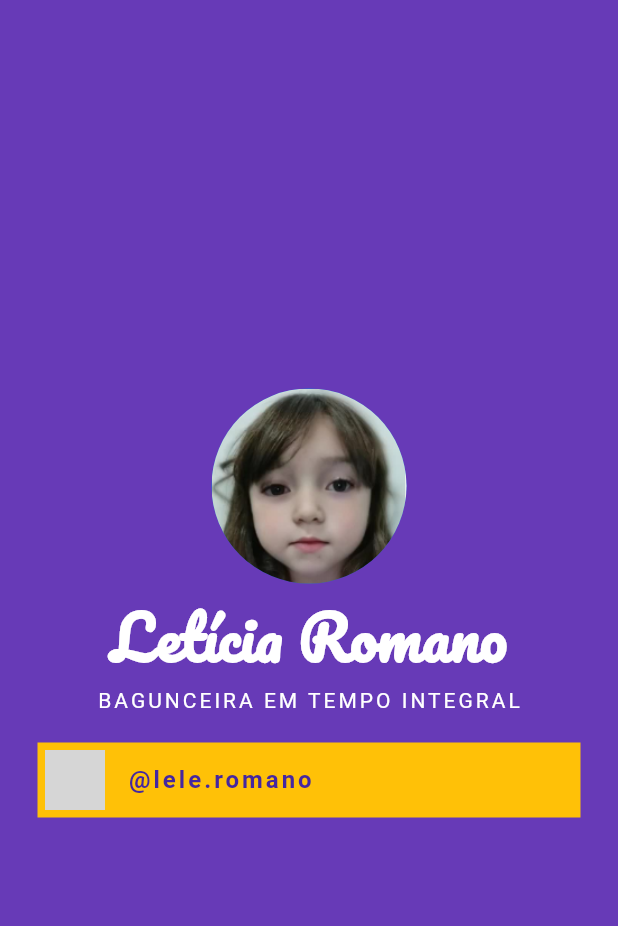
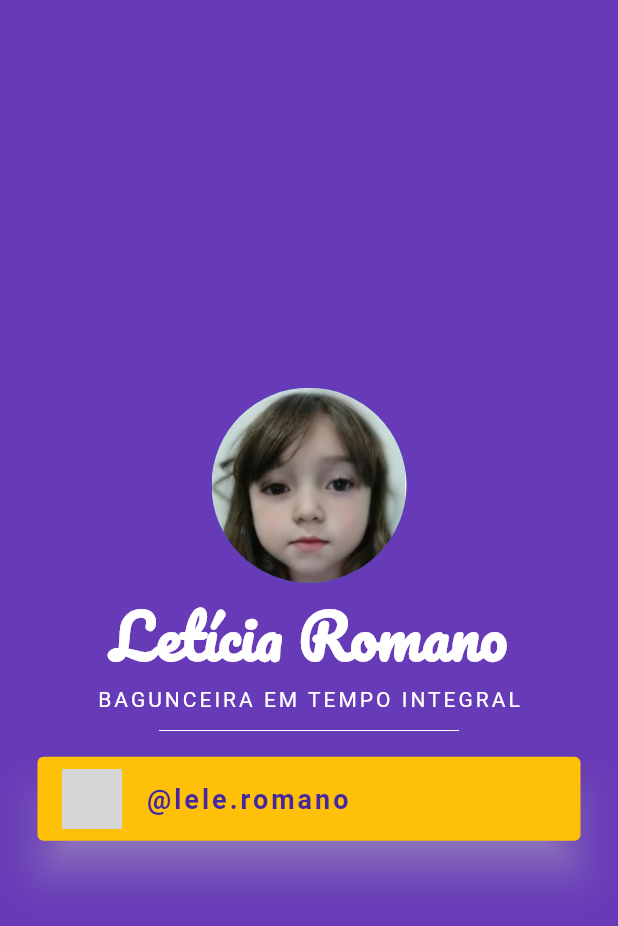
Before and after one commit to leomachadorocha/leticia_app, a Flutter app: the screen it shows after launch, on a phone screen of 412 x 824 dp. Shown: the top 926 px of the screen. Run offline on Flutter 3.47's test engine with Material 2 defaults, Android fonts, the phone set to English and light mode, and no system bars; grey boxes are pictures that could not be loaded.

Commit message:
endereço do tiktok de Container para Card

```diff
--- a/lib/main.dart
+++ b/lib/main.dart
@@ -37,29 +37,33 @@ class MyApp extends StatelessWidget {
                   color: Colors.white,
                 ),
               ),
-              Container(
+              SizedBox(
+                height: 25.0,
+                width: 200.0,
+                child: Divider(
+                  color: Colors.white,
+                ),
+              ),
+              Card(shadowColor: Colors.white70,elevation: 12.0,
                   color: Colors.amber,
-                margin: EdgeInsets.symmetric(vertical: 20.0, horizontal: 25.0),
-                padding: EdgeInsets.all(5.0),
-                child: Row(
-                  children: <Widget>[
-                    //Icon(AssetImage('assets/images/tiktok-logo.ico'),),
-                    ImageIcon(
+                  margin:
+                      EdgeInsets.symmetric(vertical: 5.0, horizontal: 25.0),
+                  child: ListTile(
+                    leading: ImageIcon(
                       AssetImage('assets/images/tiktok-logo.ico'),
                       color: Colors.deepPurple.shade900,
                       size: 40.0,
                     ),
-                    SizedBox(width: 15.0,),
-                    Text("@lele.romano",
+                    title: Text(
+                      "@lele.romano",
                       style: TextStyle(
                         color: Colors.deepPurple.shade800,
                         fontWeight: FontWeight.bold,
-                      fontSize: 16.0,
+                        fontSize: 18.0,
                         letterSpacing: 2.0,
-                    ),),
-                  ],
                       ),
                     ),
+                  )),
             ],
           ),
         ),
```
Lines whose indentation alone changed are shown as unchanged.
